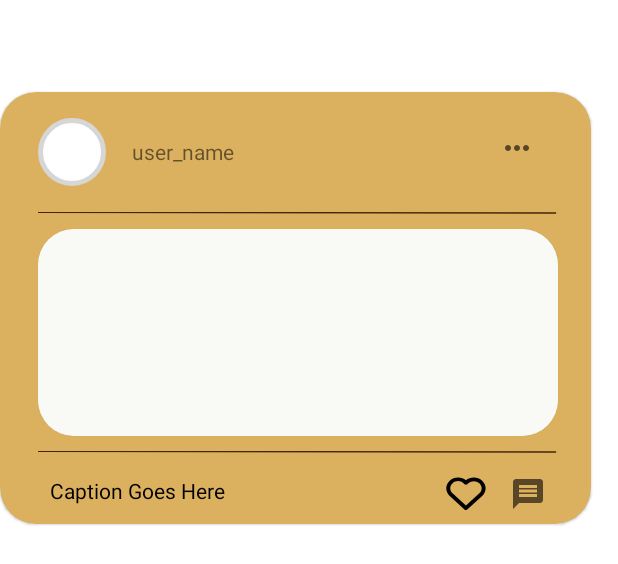
After one commit to appteam-nith/Hillffair-22-front-end, an Android app: the layout item_user_feed.xml on its own in the app's theme, with its tools: preview values and no code run, on a phone screen of 412 x 824 dp. The commit adds this screen. Shown: the top 564 px of the screen. Run offline under Robolectric (Android 15) with nearby library versions, the phone set to English and light mode, and no system bars.

Commit message:
userfeed-home page in xml

```diff
--- /dev/null
+++ b/app/src/main/res/drawable/ic_add.xml
@@ -0,0 +1,10 @@
+<vector xmlns:android="http://schemas.android.com/apk/res/android"
+    android:width="24dp"
+    android:height="24dp"
+    android:viewportWidth="24"
+    android:viewportHeight="24"
+    android:tint="?attr/colorControlNormal">
+  <path
+      android:fillColor="@android:color/white"
+      android:pathData="M4,6L2,6v14c0,1.1 0.9,2 2,2h14v-2L4,20L4,6zM20,2L8,2c-1.1,0 -2,0.9 -2,2v12c0,1.1 0.9,2 2,2h12c1.1,0 2,-0.9 2,-2L22,4c0,-1.1 -0.9,-2 -2,-2zM19,11h-4v4h-2v-4L9,11L9,9h4L13,5h2v4h4v2z"/>
+</vector>
--- /dev/null
+++ b/app/src/main/res/drawable/ic_baseline_message_24.xml
@@ -0,0 +1,10 @@
+<vector xmlns:android="http://schemas.android.com/apk/res/android"
+    android:width="24dp"
+    android:height="24dp"
+    android:viewportWidth="24"
+    android:viewportHeight="24"
+    android:tint="?attr/colorControlNormal">
+  <path
+      android:fillColor="#000000"
+      android:pathData="M20,2L4,2c-1.1,0 -1.99,0.9 -1.99,2L2,22l4,-4h14c1.1,0 2,-0.9 2,-2L22,4c0,-1.1 -0.9,-2 -2,-2zM18,14L6,14v-2h12v2zM18,11L6,11L6,9h12v2zM18,8L6,8L6,6h12v2z"/>
+</vector>
--- /dev/null
+++ b/app/src/main/res/drawable/ic_baseline_more_horiz_24.xml
@@ -0,0 +1,10 @@
+<vector xmlns:android="http://schemas.android.com/apk/res/android"
+    android:width="24dp"
+    android:height="24dp"
+    android:viewportWidth="24"
+    android:viewportHeight="24"
+    android:tint="?attr/colorControlNormal">
+  <path
+      android:fillColor="@android:color/white"
+      android:pathData="M6,10c-1.1,0 -2,0.9 -2,2s0.9,2 2,2 2,-0.9 2,-2 -0.9,-2 -2,-2zM18,10c-1.1,0 -2,0.9 -2,2s0.9,2 2,2 2,-0.9 2,-2 -0.9,-2 -2,-2zM12,10c-1.1,0 -2,0.9 -2,2s0.9,2 2,2 2,-0.9 2,-2 -0.9,-2 -2,-2z"/>
+</vector>
--- /dev/null
+++ b/app/src/main/res/drawable/line_3.xml
@@ -0,0 +1,11 @@
+<vector xmlns:android="http://schemas.android.com/apk/res/android"
+    android:width="275dp"
+    android:height="2dp"
+    android:viewportWidth="275"
+    android:viewportHeight="3">
+  <path
+      android:strokeWidth="2"
+      android:pathData="M0.002,0.5L274.002,1.5"
+      android:fillColor="#00000000"
+      android:strokeColor="#462609"/>
+</vector>
--- /dev/null
+++ b/app/src/main/res/drawable/user_icon_view.xml
@@ -0,0 +1,12 @@
+<?xml version="1.0" encoding="utf-8"?>
+<shape android:shape="oval" xmlns:android="http://schemas.android.com/apk/res/android">
+
+    <solid
+        android:color="@color/white"/>
+    <corners
+        android:radius="500dp"/>
+    <stroke
+        android:color="@color/orange"
+        android:width="3dp"/>
+
+</shape>
--- /dev/null
+++ b/app/src/main/res/drawable/vector.xml
@@ -0,0 +1,9 @@
+<vector xmlns:android="http://schemas.android.com/apk/res/android"
+    android:width="27dp"
+    android:height="23dp"
+    android:viewportWidth="27"
+    android:viewportHeight="23">
+  <path
+      android:pathData="M13.7911,2.8406C12.3751,1.6505 10.5216,0.99 8.5979,0.99C7.5797,0.991 6.5718,1.176 5.6322,1.5343C4.6925,1.8927 3.8397,2.4174 3.1227,3.0782C0.0648,5.885 0.0661,10.2752 3.1253,13.0701L12.654,21.7792C12.8749,22.1343 13.3012,22.3636 13.7911,22.3636C13.9923,22.3618 14.1902,22.3169 14.3689,22.2325C14.5477,22.1482 14.7023,22.0266 14.8204,21.8778L24.4569,13.0701C27.5161,10.274 27.5161,5.885 24.4543,3.0734C23.7377,2.4139 22.8855,1.8902 21.9468,1.5327C21.0081,1.1751 20.0013,0.9907 18.9843,0.99C17.0607,0.9903 15.2073,1.6507 13.7911,2.8406ZM22.6167,4.753C24.6479,6.6191 24.6492,9.534 22.6193,11.3905L13.7911,19.4594L4.963,11.3905C2.933,9.534 2.9343,6.6191 4.9604,4.7578C5.9481,3.8598 7.2398,3.3656 8.5979,3.3656C9.956,3.3656 11.2426,3.8598 12.2225,4.7554L12.8723,5.3493C12.9929,5.4597 13.1361,5.5473 13.2938,5.607C13.4514,5.6668 13.6204,5.6975 13.7911,5.6975C13.9618,5.6975 14.1308,5.6668 14.2884,5.607C14.4461,5.5473 14.5893,5.4597 14.7099,5.3493L15.3597,4.7554C17.3247,2.9629 20.6543,2.9677 22.6167,4.753Z"
+      android:fillColor="#000000"/>
+</vector>
--- a/app/src/main/res/layout/fragment_user_feed.xml
+++ b/app/src/main/res/layout/fragment_user_feed.xml
@@ -1,14 +1,34 @@
 <?xml version="1.0" encoding="utf-8"?>
-<FrameLayout xmlns:android="http://schemas.android.com/apk/res/android"
+<androidx.constraintlayout.widget.ConstraintLayout xmlns:android="http://schemas.android.com/apk/res/android"
+    xmlns:app="http://schemas.android.com/apk/res-auto"
     xmlns:tools="http://schemas.android.com/tools"
     android:layout_width="match_parent"
     android:layout_height="match_parent"
     tools:context=".screens.home.UserFeedFragment">
 
-    <!-- TODO: Update blank fragment layout -->
-    <TextView
+    <androidx.recyclerview.widget.RecyclerView
+        android:id="@+id/user_post_list"
         android:layout_width="match_parent"
-        android:layout_height="match_parent"
-        android:text="@string/hello_blank_fragment" />
+        android:layout_height="wrap_content"
+        app:layout_constraintBottom_toBottomOf="parent"
+        app:layout_constraintEnd_toEndOf="parent"
+        app:layout_constraintStart_toStartOf="parent"
+        app:layout_constraintTop_toTopOf="parent"
+        android:layout_marginTop="120dp"
+        android:background="#E7CC9D"
+        tools:listitem="@layout/item_user_feed" />
 
-</FrameLayout>
+    <com.google.android.material.floatingactionbutton.FloatingActionButton
+        android:id="@+id/btn_team_sponsor"
+        android:layout_width="wrap_content"
+        android:layout_height="wrap_content"
+        android:layout_marginEnd="30dp"
+        android:layout_marginBottom="24dp"
+        android:clickable="true"
+        android:focusable="true"
+        android:backgroundTint="#DBB05E"
+        app:layout_constraintBottom_toBottomOf="parent"
+        app:layout_constraintEnd_toEndOf="parent"
+        app:srcCompat="@drawable/ic_add" />
+
+</androidx.constraintlayout.widget.ConstraintLayout>
--- /dev/null
+++ b/app/src/main/res/layout/item_user_feed.xml
@@ -0,0 +1,146 @@
+<?xml version="1.0" encoding="utf-8"?>
+
+<com.google.android.material.card.MaterialCardView xmlns:android="http://schemas.android.com/apk/res/android"
+    android:layout_width="match_parent"
+    android:layout_height="wrap_content"
+    xmlns:app="http://schemas.android.com/apk/res-auto"
+    android:layout_marginEnd="18dp"
+    android:layout_marginTop="61dp"
+    android:padding="10dp"
+    android:backgroundTint ="#DBB05E"
+    android:elevation="20dp"
+    app:cardCornerRadius="24dp">
+
+
+    <LinearLayout
+        android:layout_width="match_parent"
+
+        android:layout_height="match_parent"
+        android:orientation="vertical">
+
+        <RelativeLayout
+            android:layout_width="match_parent"
+            android:layout_height="wrap_content"
+            android:layout_marginTop="10dp"
+            >
+
+            <ImageView
+                android:id="@+id/user_icon"
+                android:layout_width="45dp"
+                android:layout_height="45dp"
+                android:layout_marginStart="25dp"
+                android:layout_marginTop="7dp"
+                android:layout_marginEnd="7dp"
+                android:layout_marginBottom="7dp"
+                android:background="@drawable/user_icon_view" />
+
+            <TextView
+                android:id="@+id/user_name"
+                android:layout_width="wrap_content"
+                android:layout_height="wrap_content"
+                android:layout_centerVertical="true"
+                android:layout_marginStart="10dp"
+                android:layout_toEndOf="@+id/user_icon"
+                android:text="user_name" />
+
+            <ImageView
+                android:layout_width="wrap_content"
+                android:layout_height="wrap_content"
+                android:layout_alignParentEnd="true"
+                android:padding="15dp"
+                android:layout_marginEnd="22dp"
+                android:src="@drawable/ic_baseline_more_horiz_24" />
+
+
+        </RelativeLayout>
+
+        <View
+            android:id="@+id/line_1"
+            android:layout_width="match_parent"
+            android:layout_height="1dp"
+            android:layout_alignParentLeft="true"
+            android:layout_marginLeft="25dp"
+            android:layout_marginRight="22dp"
+            android:layout_alignParentTop="true"
+            android:layout_marginTop="10dp"
+            android:background="@drawable/line_3"
+            />
+
+        <LinearLayout
+            android:layout_width="match_parent"
+            android:layout_height="wrap_content"
+            android:layout_marginTop="10dp"
+            android:orientation="vertical">
+
+            <com.google.android.material.card.MaterialCardView
+                android:layout_width="match_parent"
+                android:layout_height="138dp"
+                android:scaleType="centerCrop"
+                android:adjustViewBounds="true"
+                android:layout_marginLeft="25dp"
+                android:layout_marginRight="22dp"
+                android:elevation="20dp"
+                app:cardCornerRadius="24dp">
+
+                <ImageView
+                    android:id="@+id/posted_image"
+                    android:layout_width="match_parent"
+                    android:layout_height="138dp"
+                    android:adjustViewBounds="true"
+                    android:background="#F9FAF6"
+                    android:elevation="20dp"
+                    android:scaleType="centerCrop" />
+
+            </com.google.android.material.card.MaterialCardView>
+            <View
+                android:id="@+id/line_2"
+                android:layout_width="match_parent"
+                android:layout_height="1dp"
+                android:layout_alignParentLeft="true"
+                android:layout_marginStart="25dp"
+                android:layout_marginEnd="22dp"
+                android:layout_alignParentTop="true"
+                android:layout_marginTop="10dp"
+                android:background="@drawable/line_3"
+                />
+
+            <RelativeLayout
+                android:layout_width="match_parent"
+                android:layout_height="wrap_content"
+                android:layout_marginTop="7dp"
+                android:layout_marginStart="25dp"
+                android:layout_marginEnd="22dp">
+
+                <TextView
+                    android:id="@+id/caption_goe"
+                    android:layout_width="wrap_content"
+                    android:layout_height="wrap_content"
+                    android:padding="8dp"
+                    android:textSize="14sp"
+                    android:text="Caption Goes Here"
+                    android:textAppearance="@style/caption_goe"
+                    android:gravity="center_horizontal|center_vertical"
+                    />
+                <ImageView
+                    android:id="@+id/messageicon"
+                    android:layout_width="wrap_content"
+                    android:layout_height="wrap_content"
+                    android:layout_alignParentEnd="true"
+                    android:padding="8dp"
+                    android:src="@drawable/ic_baseline_message_24"/>
+                <ImageView
+                    android:layout_width="wrap_content"
+                    android:layout_height="wrap_content"
+                    android:layout_toStartOf="@+id/messageicon"
+                    android:padding="8dp"
+                    android:src="@drawable/vector"/>
+
+            </RelativeLayout>
+
+
+
+
+        </LinearLayout>
+
+    </LinearLayout>
+</com.google.android.material.card.MaterialCardView>
--- a/app/src/main/res/values/strings.xml
+++ b/app/src/main/res/values/strings.xml
@@ -3,4 +3,10 @@
     <!-- TODO: Remove or change this placeholder text -->
     <string name="hello_blank_fragment">Hello blank fragment</string>
     <string name="button">Button</string>
+
+    <!-- user_feed resources-->
+    <style name="caption_goe">
+        <item name="android:textSize">14sp</item>
+        <item name="android:textColor">#000000</item>
+    </style>
 </resources>
--- a/app/src/main/res/values/themes.xml
+++ b/app/src/main/res/values/themes.xml
@@ -12,5 +12,17 @@
         <!-- Status bar color. -->
         <item name="android:statusBarColor" tools:targetApi="l">?attr/colorPrimaryVariant</item>
         <!-- Customize your theme here. -->
+        <!--userfeed floting button-->
+
+        <item name="floatingActionButtonStyle">@style/FloatingActionButtonStyle</item>
+    </style>
+
+    <!--user_feed floating button resources-->
+    <style name="FloatingActionButtonStyle" parent ="Widget.Design.FloatingActionButton">
+        <item name="shapeAppearanceOverlay">@style/FabShapeStyle</item>
+    </style>
+
+    <style name="FabShapeStyle" parent ="ShapeAppearance.MaterialComponents.SmallComponent">
+        <item name="cornerSize">40%</item>
     </style>
 </resources>
```
